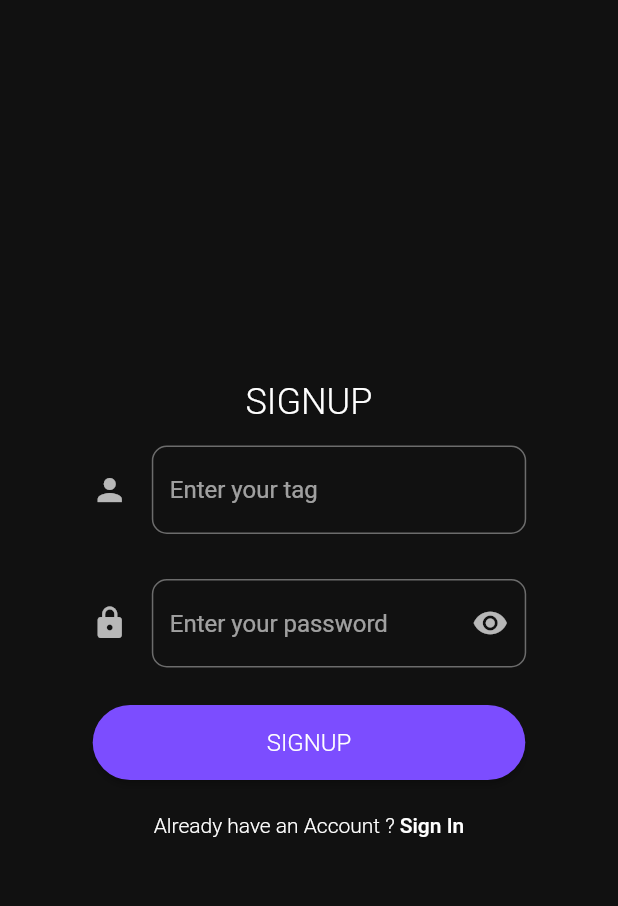
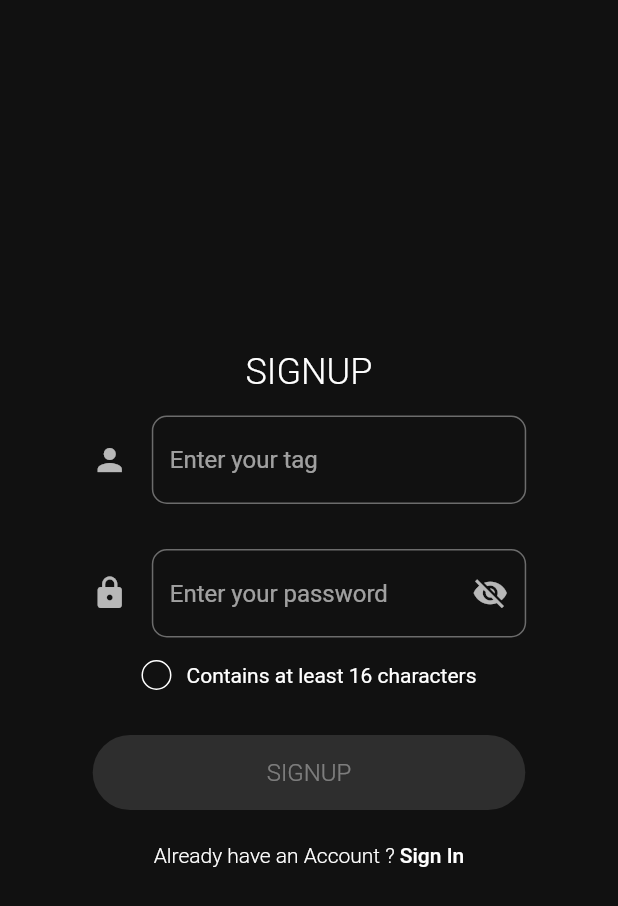
Before and after one commit to gh0st-work/insomnia_keeper, a Flutter app: the SignupScreen widget shown alone on an empty page, opened directly, on a phone screen of 412 x 824 dp. Shown: the top 906 px of the screen. Run offline on Flutter 3.47's test engine with Material 2 defaults, Android fonts, the phone set to English and light mode, and no system bars; our stand-ins replace dio, fl_chart, flex_color_scheme, flutter_hooks, font_awesome_flutter, local_auth and 3 more; missing offline and left inert: sa3_liquid; accounts and stored records are empty; network calls fail.

Commit message:
password validation + visibility button

```diff
--- a/insomnia_keeper_flutter/lib/widgets/signup_screen.dart
+++ b/insomnia_keeper_flutter/lib/widgets/signup_screen.dart
@@ -5,9 +5,20 @@ import '../misc/already_have_an_account_acheck.dart';
 import 'login_screen.dart';
 
 class SignupScreen extends HookWidget{
+
   @override
   Widget build(BuildContext context) {
+    final _isVisible = useState(false);
+    final _isPasswordCharacters = useState(false);
     final theme = Theme.of(context);
+
+    onPasswordChange(String password){
+      _isPasswordCharacters.value = false;
+      if(password.length >= 16){
+        _isPasswordCharacters.value = true;
+      }
+    }
+
     return Container(
       width: double.infinity,
       height: double.infinity,
@@ -16,6 +27,7 @@ class SignupScreen extends HookWidget{
       ),
       child: Column(
         mainAxisAlignment: MainAxisAlignment.center,
+        crossAxisAlignment: CrossAxisAlignment.center,
         children: [
           const Text(
             "SIGNUP",
@@ -33,6 +45,7 @@ class SignupScreen extends HookWidget{
             padding: EdgeInsets.symmetric(horizontal: 20, vertical: 5),
             width: MediaQuery.of(context).size.width * 0.8,
             child: TextField(
+              onChanged: (String value){},
               decoration: InputDecoration(
                   icon: Icon(Icons.person),
                   hintText: "Enter your tag"
@@ -44,21 +57,52 @@ class SignupScreen extends HookWidget{
             padding: EdgeInsets.symmetric(horizontal: 20, vertical: 5),
             width: MediaQuery.of(context).size.width * 0.8,
             child: TextField(
-              obscureText: true,
+              onChanged: (password) => onPasswordChange(password),
+              obscureText: !_isVisible.value,
               decoration: InputDecoration(
                   icon: Icon(Icons.lock),
                   hintText: "Enter your password",
-                  suffixIcon: Icon(Icons.visibility)
+                  suffixIcon: IconButton(
+                    onPressed: () {
+                      _isVisible.value = !_isVisible.value;
+                    },
+                    icon: _isVisible.value ? Icon(Icons.visibility) : Icon(Icons.visibility_off),
+                  )
               ),
             ),
           ),
+          Row(
+            mainAxisAlignment: MainAxisAlignment.center,
+            children: [
+              AnimatedContainer(
+                duration: Duration(milliseconds: 500),
+                width: 20,
+                height: 20,
+                decoration: BoxDecoration(
+                    color: _isPasswordCharacters.value ? Colors.green : Colors.transparent,
+                    border: _isPasswordCharacters.value ? Border.all(color: Colors.transparent) : Border.all(color: Colors.white),
+                    borderRadius: BorderRadius.circular(50)
+                ),
+                child: Center(
+                  child: Icon(
+                    Icons.check,
+                    color: Colors.white,
+                    size: _isPasswordCharacters.value ? 15 : 0,
+                  ),
+                ),
+              ),
+              SizedBox(width: 10,),
+              Text("Contains at least 16 characters")
+            ],
+          ),
+          SizedBox(height: 20,),
           Container(
             margin: EdgeInsets.symmetric(vertical: 10),
             child: ElevatedButton(
                 style: ElevatedButton.styleFrom(
                   minimumSize: Size(MediaQuery.of(context).size.width * 0.7, 50),
                 ),
-                onPressed: (){},
+                onPressed: _isPasswordCharacters.value ? (){} : null,
                 child: const Text(
                   "SIGNUP",
                   style: TextStyle(
```
Also changed, not shown: insomnia_keeper_flutter/lib/widgets/login_screen.dart (+9 -2 lines).
